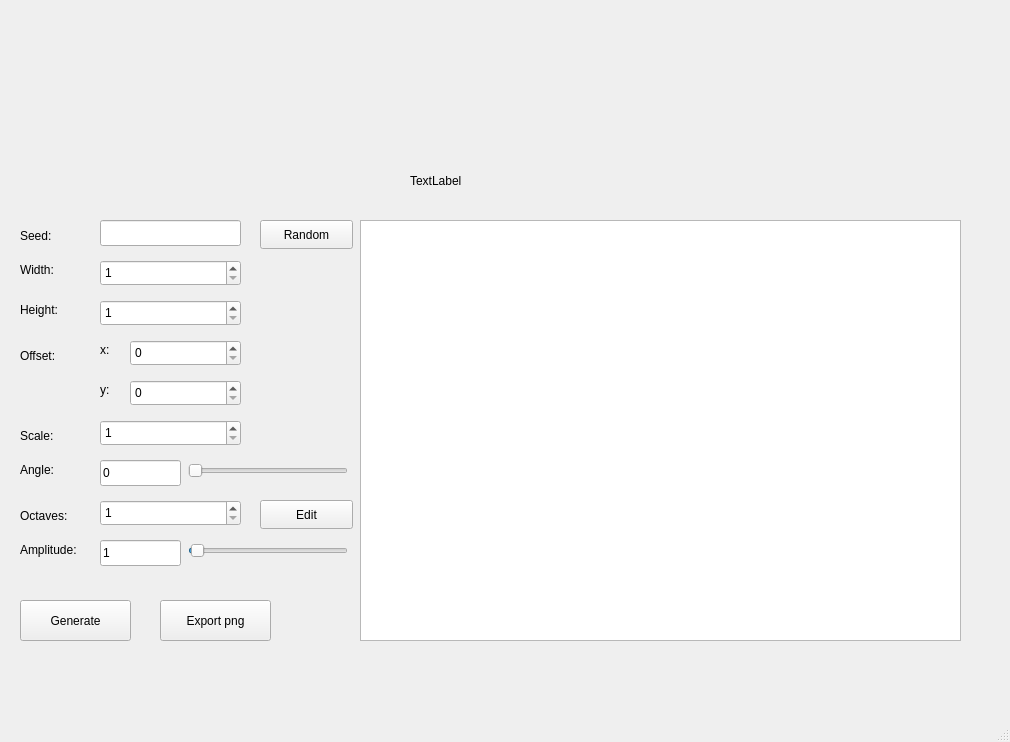
First picture: the form in Generator/UI/mainwindow.ui, repository TheAndrewLa/terrain_tools, before the edit.
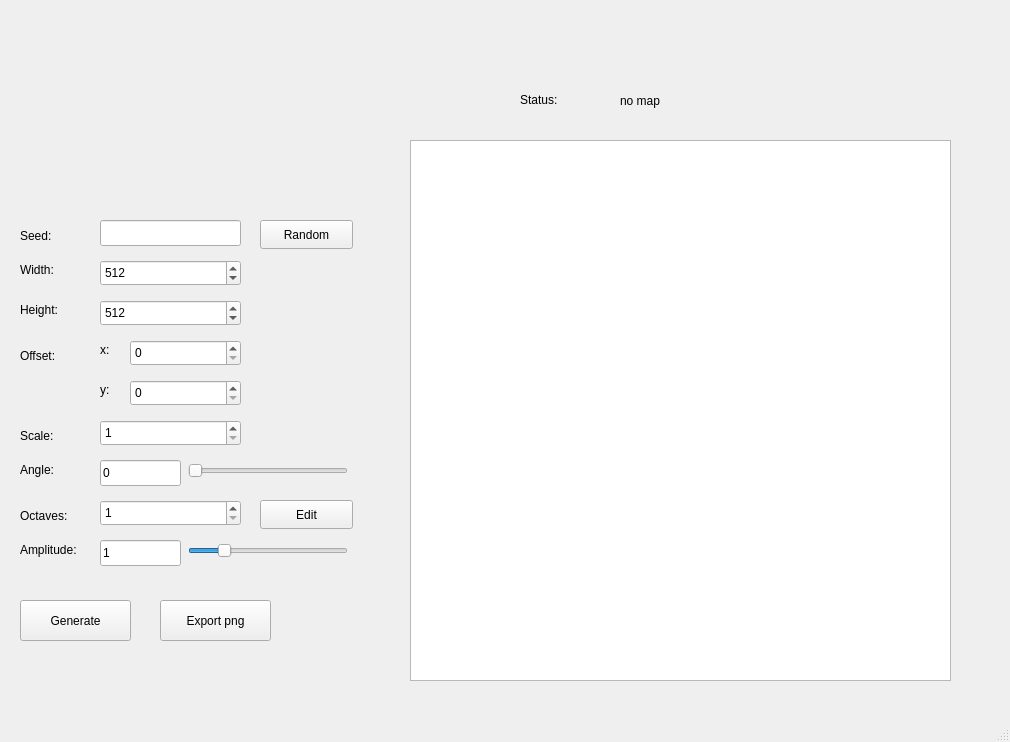
Second picture: the form after the edit.

Commit message: add max values for parameters

The edit to the form file:
```diff
--- a/Generator/UI/mainwindow.ui
+++ b/Generator/UI/mainwindow.ui
@@ -95,10 +95,10 @@
    <widget class="QGraphicsView" name="graphicsView">
     <property name="geometry">
      <rect>
-      <x>360</x>
-      <y>220</y>
-      <width>601</width>
-      <height>421</height>
+      <x>410</x>
+      <y>140</y>
+      <width>541</width>
+      <height>541</height>
      </rect>
     </property>
    </widget>
@@ -169,6 +169,9 @@
     <property name="maximum">
      <number>4097</number>
     </property>
+    <property name="value">
+     <number>512</number>
+    </property>
    </widget>
    <widget class="QSpinBox" name="heightSB">
     <property name="geometry">
@@ -185,6 +188,9 @@
     <property name="maximum">
      <number>4097</number>
     </property>
+    <property name="value">
+     <number>512</number>
+    </property>
    </widget>
    <widget class="QLabel" name="xCenterL">
     <property name="geometry">
@@ -295,14 +301,14 @@
    <widget class="QLabel" name="outputL">
     <property name="geometry">
      <rect>
-      <x>410</x>
-      <y>70</y>
+      <x>620</x>
+      <y>60</y>
       <width>321</width>
-      <height>221</height>
+      <height>81</height>
      </rect>
     </property>
     <property name="text">
-     <string>TextLabel</string>
+     <string>no map</string>
     </property>
     <property name="scaledContents">
      <bool>true</bool>
@@ -331,7 +337,7 @@
      </rect>
     </property>
     <property name="maximum">
-     <number>6600</number>
+     <number>500</number>
     </property>
     <property name="singleStep">
      <number>1</number>
@@ -422,6 +428,19 @@
      <bool>true</bool>
     </property>
    </widget>
+   <widget class="QLabel" name="label">
+    <property name="geometry">
+     <rect>
+      <x>520</x>
+      <y>90</y>
+      <width>63</width>
+      <height>20</height>
+     </rect>
+    </property>
+    <property name="text">
+     <string>Status:</string>
+    </property>
+   </widget>
   </widget>
   <widget class="QMenuBar" name="menubar">
    <property name="geometry">
```
Left out of the diff: 2 changed lines with no effect on the pictures. The commit also changes 6 other files.
